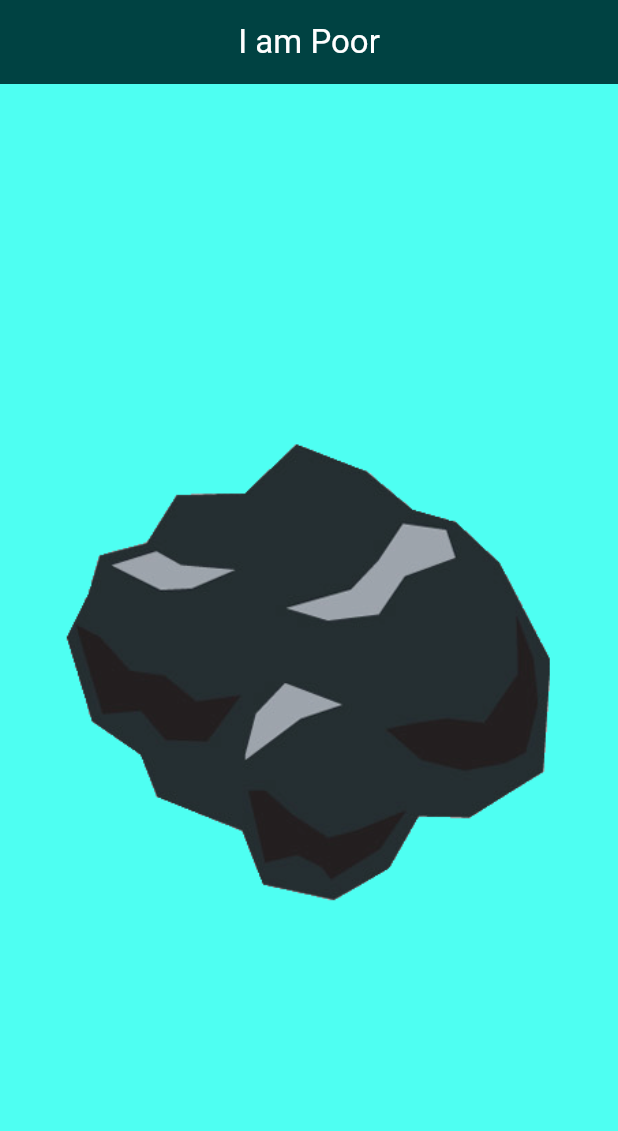
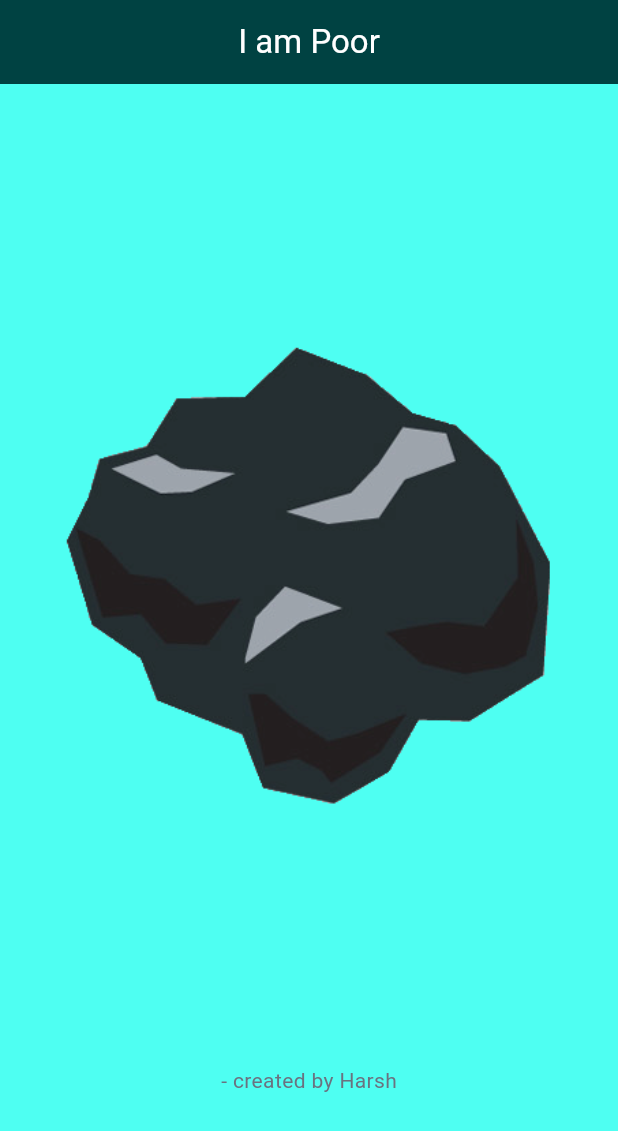
Before and after one commit to RAWMIC17/I-AM-POOR, a Flutter app: the screen it shows after launch, on a phone screen of 412 x 824 dp. Shown: the top 1131 px of the screen. Run offline on Flutter 3.47's test engine with Material 3 defaults, Android fonts, the phone set to English and light mode, and no system bars; our stand-ins replace velocity_x.

Commit message:
initial commit

```diff
--- a/lib/main.dart
+++ b/lib/main.dart
@@ -18,7 +18,14 @@ class MainApp extends StatelessWidget {
           backgroundColor: const Color.fromARGB(255, 0, 66, 66),
           title: "I am Poor".text.color(Vx.white).make().centered(),
         ),
-        body:Center(child: Image(image: AssetImage("lib/assets/images/coal.png"),),),
+        body:Column(
+          children: [
+            Container(padding: EdgeInsets.only(top: 145),
+              child: Image(image: AssetImage("lib/assets/images/coal.png"),),),
+            Container(padding: EdgeInsets.only(top: 160),
+              child: "- created by Harsh".text.color(Vx.gray500).make())
+          ],
+        ),
       ),
     );
   }
```
